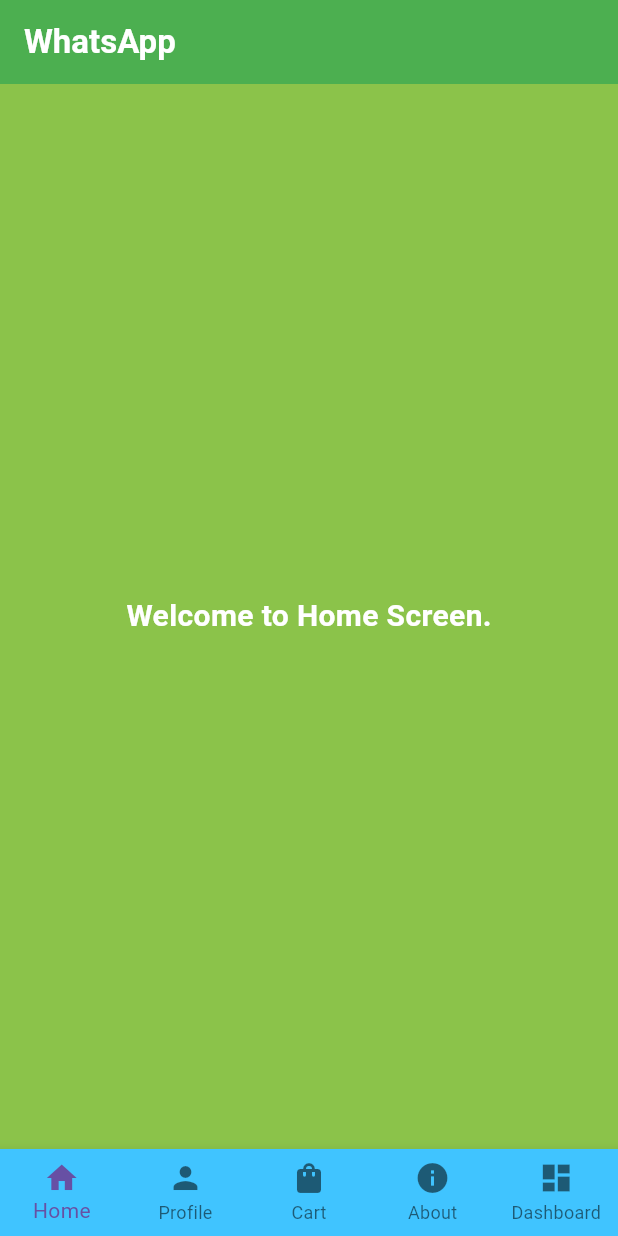
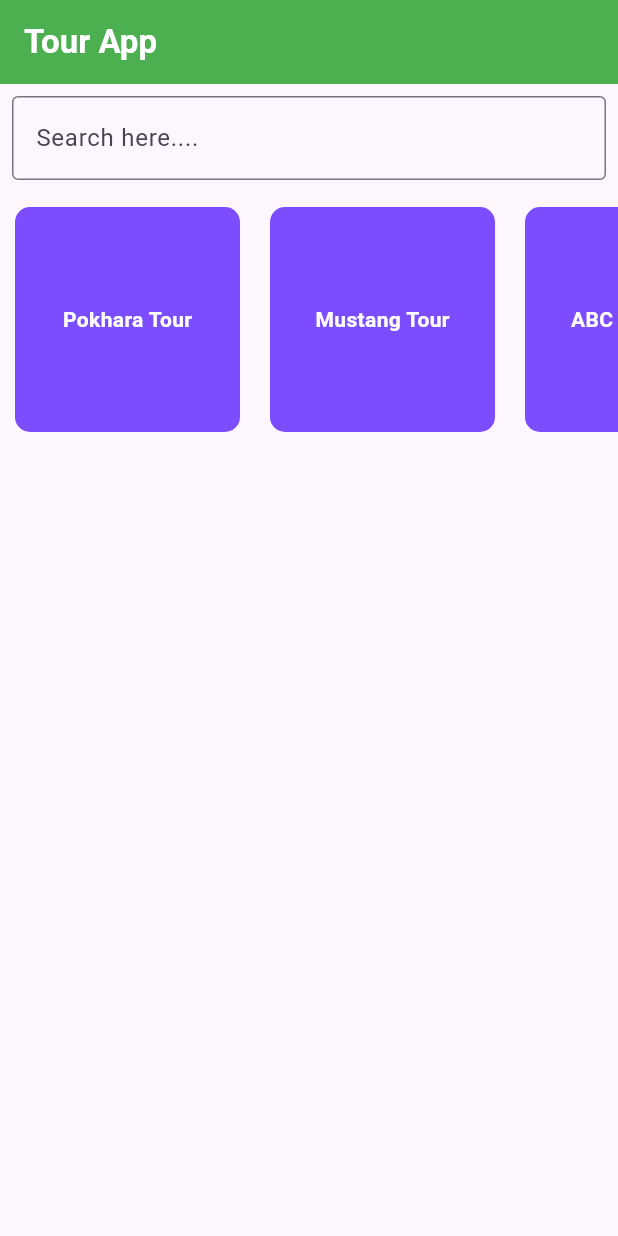
Before and after one commit to diwasbk2k3/myflutterapp, a Flutter app: the screen it shows after launch, on a phone screen of 412 x 824 dp. Run offline on Flutter 3.47's test engine with Material 3 defaults, Android fonts, the phone set to English and light mode, and no system bars.

Commit message:
Single ChildScrollView

```diff
--- a/lib/app.dart
+++ b/lib/app.dart
@@ -6,6 +6,7 @@ import 'package:myflutterapp/screens/grid_view_screen.dart';
 import 'package:myflutterapp/screens/image_view_screen.dart';
 import 'package:myflutterapp/screens/list_view_builder_screen.dart';
 import 'package:myflutterapp/screens/list_view_screen.dart';
+import 'package:myflutterapp/screens/tour_app_screen.dart';
 import 'package:myflutterapp/screens/user_mapping.dart';
 
 class MyApp extends StatelessWidget {
@@ -15,7 +16,7 @@ class MyApp extends StatelessWidget {
   Widget build(BuildContext context) {
     return MaterialApp(
       debugShowCheckedModeBanner: false,
-      home: BottomLayoutScreen(),
+      home: TourAppScreen(),
     );
   }
 }
--- /dev/null
+++ b/lib/screens/tour_app_screen.dart
@@ -0,0 +1,67 @@
+import 'package:flutter/material.dart';
+
+List<String> heroSectionData = [
+  "Pokhara Tour",
+  "Mustang Tour",
+  "ABC Trekking",
+  "Ghandruk Village",
+  "Ghorepani Hill",
+  "Tilicho Trekking",
+];
+
+class TourAppScreen extends StatelessWidget {
+  const TourAppScreen({super.key});
+
+  @override
+  Widget build(BuildContext context) {
+    return Scaffold(
+      appBar: AppBar(
+        backgroundColor: Colors.green,
+        title: Text(
+          "Tour App",
+          style: TextStyle(color: Colors.white, fontWeight: FontWeight.bold),
+        ),
+      ),
+      body: Column(
+        children: [
+          Padding(
+            padding: const EdgeInsets.all(8.0),
+            child: TextFormField(
+              decoration: InputDecoration(
+                border: OutlineInputBorder(),
+                hintText: "Search here....",
+              ),
+            ),
+          ),
+          SingleChildScrollView(
+            scrollDirection: Axis.horizontal,
+            child: Row(
+              children: heroSectionData
+                  .map(
+                    (item) => Container(
+                      margin: EdgeInsets.all(10),
+                      width: 150,
+                      height: 150,
+                      decoration: BoxDecoration(
+                        color: Colors.deepPurpleAccent,
+                        borderRadius: BorderRadius.circular(10),
+                      ),
+                      child: Center(
+                        child: Text(
+                          item,
+                          style: TextStyle(
+                            color: Colors.white,
+                            fontWeight: FontWeight.bold,
+                          ),
+                        ),
+                      ),
+                    ),
+                  )
+                  .toList(),
+            ),
+          ),
+        ],
+      ),
+    );
+  }
+}
```
